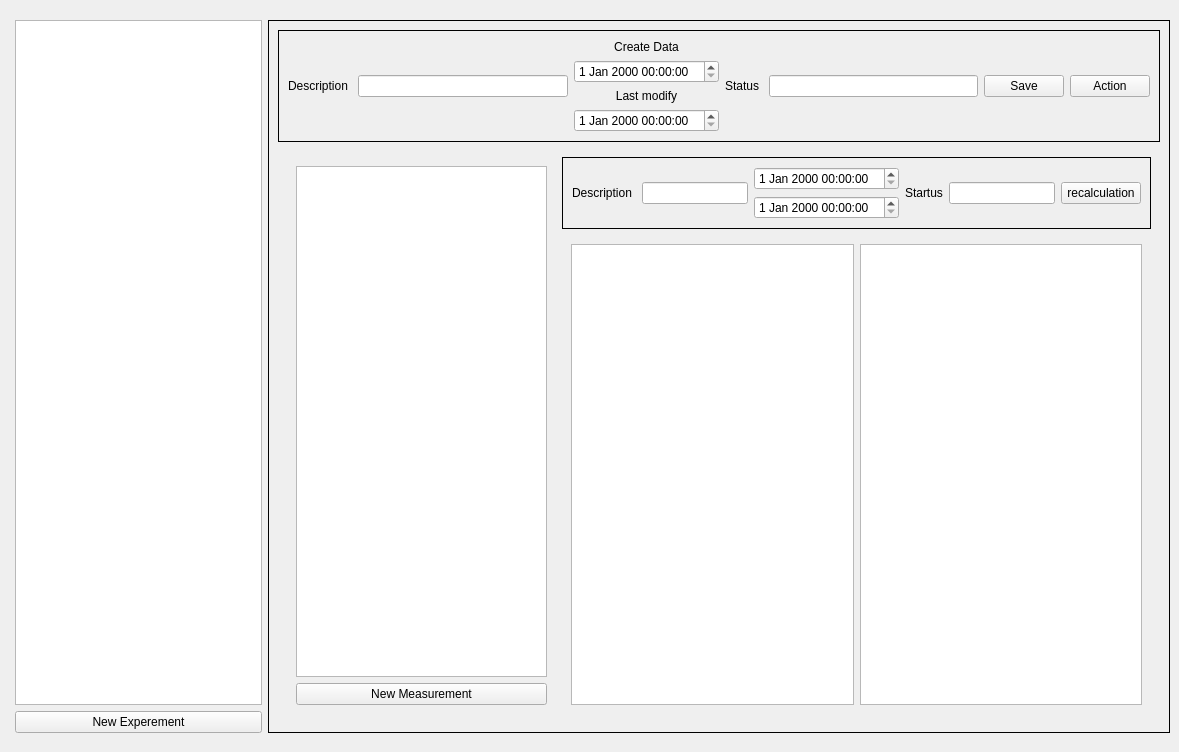
Before: the Qt Designer form fuw_frontend/fuw_frontend/views/views.ui in KZemskyy/fuw_frontend, drawn with Qt 5.
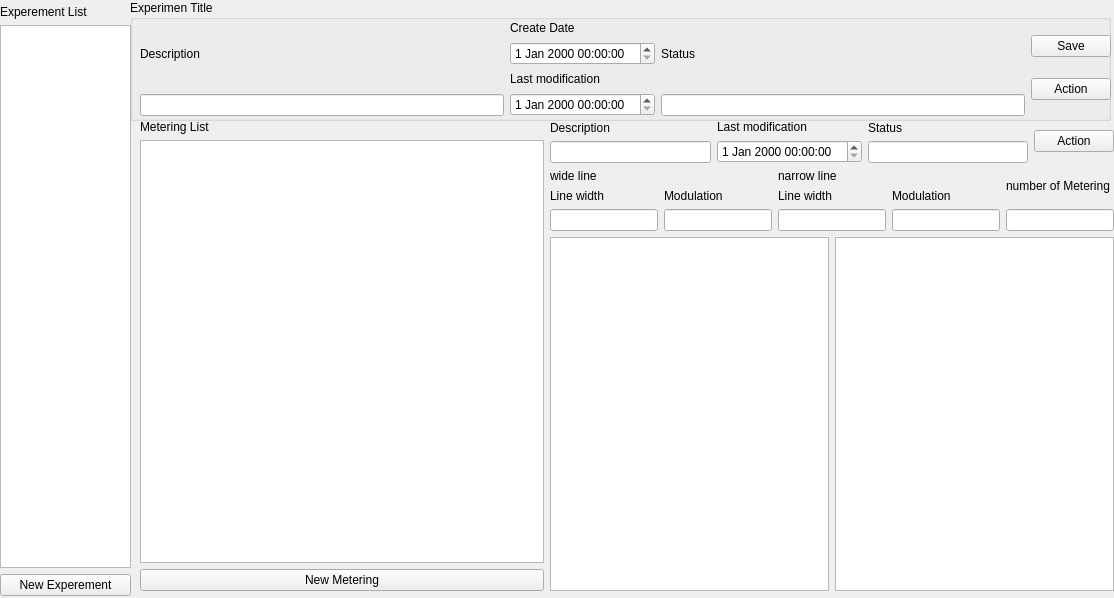
After: the same form once the commit is applied.

```diff
--- a/fuw_frontend/fuw_frontend/views/views.ui
+++ b/fuw_frontend/fuw_frontend/views/views.ui
@@ -1,16 +1,13 @@
 <?xml version="1.0" encoding="UTF-8"?>
 <ui version="4.0">
- <class>mainWindow</class>
- <widget class="QMainWindow" name="mainWindow">
-  <property name="enabled">
-   <bool>true</bool>
-  </property>
+ <class>MainWindow</class>
+ <widget class="QMainWindow" name="MainWindow">
   <property name="geometry">
    <rect>
     <x>0</x>
     <y>0</y>
-    <width>1179</width>
-    <height>752</height>
+    <width>1114</width>
+    <height>598</height>
    </rect>
   </property>
   <property name="contextMenuPolicy">
@@ -26,79 +23,48 @@
    <bool>false</bool>
   </property>
   <widget class="QWidget" name="centralwidget">
-   <widget class="QFrame" name="frame">
+   <widget class="QGroupBox" name="experimenTitleGroup">
     <property name="geometry">
      <rect>
-      <x>5</x>
-      <y>10</y>
-      <width>1191</width>
-      <height>741</height>
+      <x>130</x>
+      <y>0</y>
+      <width>981</width>
+      <height>121</height>
      </rect>
     </property>
-    <widget class="QFrame" name="mainFraim">
+    <property name="title">
+     <string>Experimen Title</string>
+    </property>
+    <widget class="QWidget" name="layoutWidget">
      <property name="geometry">
       <rect>
-       <x>1</x>
-       <y>1</y>
-       <width>1173</width>
-       <height>731</height>
+       <x>10</x>
+       <y>20</y>
+       <width>971</width>
+       <height>96</height>
       </rect>
      </property>
-     <layout class="QHBoxLayout" name="horizontalLayout_5">
+     <layout class="QHBoxLayout" name="horizontalLayout">
       <item>
-       <layout class="QVBoxLayout" name="verticalLayout_3">
+       <layout class="QVBoxLayout" name="verticalLayout">
         <item>
-         <widget class="QTableView" name="tableView"/>
-        </item>
-        <item>
-         <widget class="QPushButton" name="newExperementButton">
+         <widget class="QLabel" name="experimetDesrciptionLabel">
           <property name="text">
-           <string>New Experement</string>
+           <string>Description</string>
           </property>
          </widget>
         </item>
+        <item>
+         <widget class="QLineEdit" name="experimentDescription"/>
+        </item>
        </layout>
       </item>
       <item>
-       <widget class="QFrame" name="experementFrame">
-        <property name="frameShape">
-         <enum>QFrame::Panel</enum>
-        </property>
-        <property name="frameShadow">
-         <enum>QFrame::Plain</enum>
-        </property>
-        <property name="lineWidth">
-         <number>1</number>
-        </property>
-        <property name="midLineWidth">
-         <number>0</number>
-        </property>
-        <layout class="QVBoxLayout" name="verticalLayout_6">
+       <layout class="QVBoxLayout" name="verticalLayout_2">
          <item>
-          <widget class="QFrame" name="ExperementPanel">
-           <property name="frameShape">
-            <enum>QFrame::Panel</enum>
-           </property>
-           <layout class="QHBoxLayout" name="horizontalLayout_3">
-            <item>
-             <widget class="QLabel" name="nameLabel">
+         <widget class="QLabel" name="createDateLabel">
               <property name="text">
-               <string>Description </string>
-              </property>
-             </widget>
-            </item>
-            <item>
-             <widget class="QLineEdit" name="lineEdit"/>
-            </item>
-            <item>
-             <layout class="QVBoxLayout" name="verticalLayout_4">
-              <item>
-               <widget class="QLabel" name="createlabel">
-                <property name="text">
-                 <string>Create Data</string>
-                </property>
-                <property name="alignment">
-                 <set>Qt::AlignCenter</set>
+           <string>Create Date</string>
                 </property>
                </widget>
               </item>
@@ -106,12 +72,9 @@
                <widget class="QDateTimeEdit" name="dateTimeEdit"/>
               </item>
               <item>
-               <widget class="QLabel" name="label">
+         <widget class="QLabel" name="lastModyficationLabel">
                 <property name="text">
-                 <string>Last modify</string>
-                </property>
-                <property name="alignment">
-                 <set>Qt::AlignCenter</set>
+           <string>Last modification</string>
                 </property>
                </widget>
               </item>
@@ -121,135 +84,276 @@
              </layout>
             </item>
             <item>
+       <layout class="QVBoxLayout" name="verticalLayout_3">
+        <item>
              <widget class="QLabel" name="statusLabel">
               <property name="text">
-               <string>Status </string>
+           <string>Status</string>
               </property>
              </widget>
             </item>
             <item>
-             <widget class="QLineEdit" name="lineEdit_2"/>
-            </item>
+         <widget class="QLineEdit" name="status"/>
+        </item>
+       </layout>
+      </item>
             <item>
-             <widget class="QPushButton" name="saveButton">
+       <layout class="QVBoxLayout" name="verticalLayout_4">
+        <item>
+         <widget class="QPushButton" name="experimentSaveButton">
               <property name="text">
                <string>Save</string>
               </property>
              </widget>
             </item>
             <item>
-             <widget class="QPushButton" name="actionButton">
+         <widget class="QPushButton" name="pushButton_2">
               <property name="text">
                <string>Action</string>
               </property>
              </widget>
             </item>
            </layout>
-          </widget>
+      </item>
+     </layout>
+    </widget>
+   </widget>
+   <widget class="QWidget" name="layoutWidget">
+    <property name="geometry">
+     <rect>
+      <x>0</x>
+      <y>5</y>
+      <width>131</width>
+      <height>591</height>
+     </rect>
+    </property>
+    <layout class="QVBoxLayout" name="verticalLayout_13">
+     <item>
+      <widget class="QLabel" name="experementListLabel">
+       <property name="text">
+        <string>Experement List</string>
+       </property>
+      </widget>
          </item>
          <item>
-          <widget class="QFrame" name="MeasurementFtame">
-           <property name="frameShape">
-            <enum>QFrame::NoFrame</enum>
-           </property>
-           <layout class="QHBoxLayout" name="horizontalLayout_4">
+      <widget class="QTableWidget" name="ExperementListTable"/>
+     </item>
+     <item>
+      <widget class="QPushButton" name="newExperementButton">
+       <property name="text">
+        <string>New Experement</string>
+       </property>
+      </widget>
+     </item>
+    </layout>
+   </widget>
+   <widget class="QWidget" name="">
+    <property name="geometry">
+     <rect>
+      <x>140</x>
+      <y>120</y>
+      <width>974</width>
+      <height>471</height>
+     </rect>
+    </property>
+    <layout class="QHBoxLayout" name="MeteringsLayout">
             <item>
-             <widget class="QFrame" name="metrixListFrame">
-              <layout class="QVBoxLayout" name="verticalLayout">
+      <layout class="QVBoxLayout" name="meteringListLayout">
                <item>
-                <widget class="QTableView" name="tableView_2">
-                 <attribute name="horizontalHeaderVisible">
-                  <bool>true</bool>
-                 </attribute>
+        <widget class="QLabel" name="meteringListLabel">
+         <property name="text">
+          <string>Metering List</string>
+         </property>
                 </widget>
                </item>
                <item>
-                <widget class="QPushButton" name="newMeasurement">
+        <widget class="QTableWidget" name="meteringListTable"/>
+       </item>
+       <item>
+        <widget class="QPushButton" name="newMeteringButton">
                  <property name="text">
-                  <string>New Measurement</string>
+          <string>New Metering</string>
                  </property>
                 </widget>
                </item>
               </layout>
-             </widget>
             </item>
             <item>
-             <layout class="QVBoxLayout" name="verticalLayout_5">
+      <layout class="QVBoxLayout" name="verticalLayout_17">
               <item>
-               <widget class="QFrame" name="MeasurementTitlPanel">
-                <property name="frameShape">
-                 <enum>QFrame::Panel</enum>
-                </property>
+        <layout class="QVBoxLayout" name="meteringTitleLayout">
+         <item>
                 <layout class="QHBoxLayout" name="horizontalLayout_2">
                  <item>
-                  <widget class="QLabel" name="descLabel">
+            <layout class="QVBoxLayout" name="verticalLayout_5">
+             <item>
+              <widget class="QLabel" name="meteringDescriptionLabel">
                    <property name="text">
-                    <string>Description </string>
+                <string>Description</string>
                    </property>
                   </widget>
                  </item>
                  <item>
-                  <widget class="QLineEdit" name="lineEdit_3"/>
-                 </item>
+              <widget class="QLineEdit" name="meteringDescription"/>
+             </item>
+            </layout>
+           </item>
                  <item>
-                  <layout class="QVBoxLayout" name="verticalLayout_2">
+            <layout class="QVBoxLayout" name="verticalLayout_6">
+             <item>
+              <widget class="QLabel" name="meteringLastModificationLabel">
+               <property name="text">
+                <string>Last modification</string>
+               </property>
+              </widget>
+             </item>
                    <item>
                     <widget class="QDateTimeEdit" name="dateTimeEdit_3"/>
                    </item>
+            </layout>
+           </item>
                    <item>
-                    <widget class="QDateTimeEdit" name="dateTimeEdit_4"/>
-                   </item>
-                  </layout>
-                 </item>
+            <layout class="QVBoxLayout" name="verticalLayout_7">
+             <item>
+              <widget class="QLabel" name="meteringStatus">
+               <property name="text">
+                <string>Status</string>
+               </property>
+              </widget>
+             </item>
+             <item>
+              <widget class="QLineEdit" name="meteringSatus"/>
+             </item>
+            </layout>
+           </item>
+           <item>
+            <widget class="QPushButton" name="recalculationButton">
+             <property name="text">
+              <string>Action</string>
+             </property>
+            </widget>
+           </item>
+          </layout>
+         </item>
+         <item>
+          <layout class="QHBoxLayout" name="horizontalLayout_5">
+           <item>
+            <layout class="QVBoxLayout" name="verticalLayout_14">
+             <item>
+              <widget class="QLabel" name="label">
+               <property name="text">
+                <string>wide line</string>
+               </property>
+              </widget>
+             </item>
+             <item>
+              <layout class="QHBoxLayout" name="horizontalLayout_3">
+               <item>
+                <layout class="QVBoxLayout" name="verticalLayout_8">
+                 <item>
+                  <widget class="QLabel" name="lineWidthLabel">
+                   <property name="text">
+                    <string>Line width</string>
+                   </property>
+                  </widget>
+                 </item>
+                 <item>
+                  <widget class="QLineEdit" name="lineWidth"/>
+                 </item>
+                </layout>
+               </item>
+               <item>
+                <layout class="QVBoxLayout" name="verticalLayout_9">
+                 <item>
+                  <widget class="QLabel" name="modulationLabel">
+                   <property name="text">
+                    <string>Modulation</string>
+                   </property>
+                  </widget>
+                 </item>
+                 <item>
+                  <widget class="QLineEdit" name="modulation"/>
+                 </item>
+                </layout>
+               </item>
+              </layout>
+             </item>
+            </layout>
+           </item>
+           <item>
+            <layout class="QVBoxLayout" name="verticalLayout_15">
                  <item>
                   <widget class="QLabel" name="label_2">
                    <property name="text">
-                    <string>Startus</string>
+                <string>narrow line</string>
                    </property>
                   </widget>
                  </item>
                  <item>
-                  <widget class="QLineEdit" name="lineEdit_4"/>
-                 </item>
+              <layout class="QHBoxLayout" name="horizontalLayout_4">
                  <item>
-                  <widget class="QPushButton" name="pushButton_5">
+                <layout class="QVBoxLayout" name="verticalLayout_11">
+                 <item>
+                  <widget class="QLabel" name="lineWidthLabel_2">
                    <property name="text">
-                    <string>recalculation</string>
+                    <string>Line width</string>
                    </property>
                   </widget>
                  </item>
+                 <item>
+                  <widget class="QLineEdit" name="modulation_2"/>
+                 </item>
                 </layout>
+               </item>
+               <item>
+                <layout class="QVBoxLayout" name="verticalLayout_10">
+                 <item>
+                  <widget class="QLabel" name="modulationLabel_2">
+                   <property name="text">
+                    <string>Modulation</string>
+                   </property>
                </widget>
               </item>
               <item>
-               <widget class="QFrame" name="ResultPanel">
-                <layout class="QHBoxLayout" name="horizontalLayout">
+                  <widget class="QLineEdit" name="lineWidth_2"/>
+                 </item>
+                </layout>
+               </item>
+              </layout>
+             </item>
+            </layout>
+           </item>
                  <item>
-                  <widget class="QTableWidget" name="tableWidget">
-                   <property name="sizeAdjustPolicy">
-                    <enum>QAbstractScrollArea::AdjustToContentsOnFirstShow</enum>
-                   </property>
-                   <property name="autoScrollMargin">
-                    <number>15</number>
-                   </property>
-                  </widget>
+            <layout class="QVBoxLayout" name="verticalLayout_16">
+             <item>
+              <widget class="QLabel" name="label_3">
+               <property name="text">
+                <string>number of Metering</string>
+               </property>
+              </widget>
+             </item>
+             <item>
+              <widget class="QLineEdit" name="lineEdit"/>
+             </item>
+            </layout>
+           </item>
+          </layout>
+         </item>
+        </layout>
+       </item>
+       <item>
+        <layout class="QHBoxLayout" name="resultLayout">
+         <item>
+          <widget class="QTableView" name="tableView"/>
                  </item>
                  <item>
                   <widget class="QGraphicsView" name="graphicsView"/>
                  </item>
                 </layout>
-               </widget>
               </item>
              </layout>
             </item>
            </layout>
-          </widget>
-         </item>
-        </layout>
-       </widget>
-      </item>
-     </layout>
-    </widget>
    </widget>
   </widget>
  </widget>
```
Left out of the diff: 9 changed lines with no effect on the pictures. Lines whose indentation alone changed are shown as unchanged.
